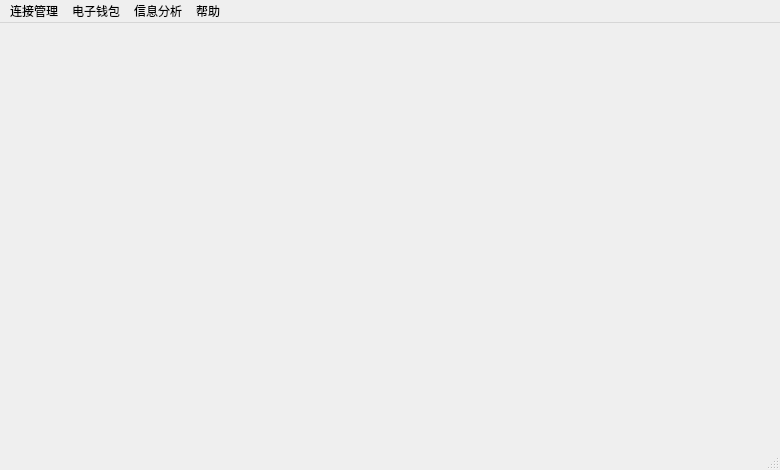
The window that StudentCardSystem/mainwindow.ui (MiChuan/IOT_Composite) describes before a commit, drawn with Qt 5.
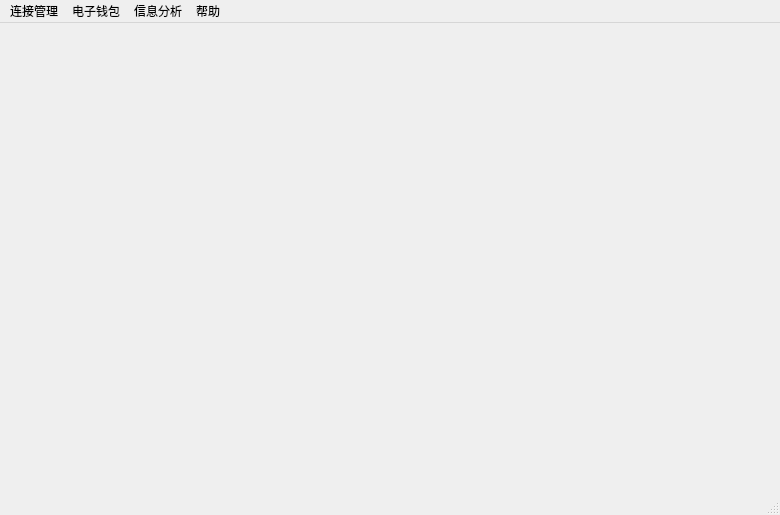
The same window after the commit. Icons and pictures are not drawn.

```diff
--- a/StudentCardSystem/mainwindow.ui
+++ b/StudentCardSystem/mainwindow.ui
@@ -7,7 +7,7 @@
     <x>0</x>
     <y>0</y>
     <width>780</width>
-    <height>470</height>
+    <height>515</height>
    </rect>
   </property>
   <property name="windowTitle">
@@ -17,7 +17,27 @@
    <iconset resource="resource/res.qrc">
     <normaloff>:/new/prefix1/studentcard.png</normaloff>:/new/prefix1/studentcard.png</iconset>
   </property>
-  <widget class="QWidget" name="centralWidget"/>
+  <widget class="QWidget" name="centralWidget">
+   <widget class="QStackedWidget" name="stackedWidget">
+    <property name="geometry">
+     <rect>
+      <x>0</x>
+      <y>4</y>
+      <width>780</width>
+      <height>464</height>
+     </rect>
+    </property>
+    <property name="font">
+     <font>
+      <family>Times New Roman</family>
+      <pointsize>10</pointsize>
+     </font>
+    </property>
+    <property name="currentIndex">
+     <number>-1</number>
+    </property>
+   </widget>
+  </widget>
   <widget class="QMenuBar" name="menuBar">
    <property name="geometry">
     <rect>
```
